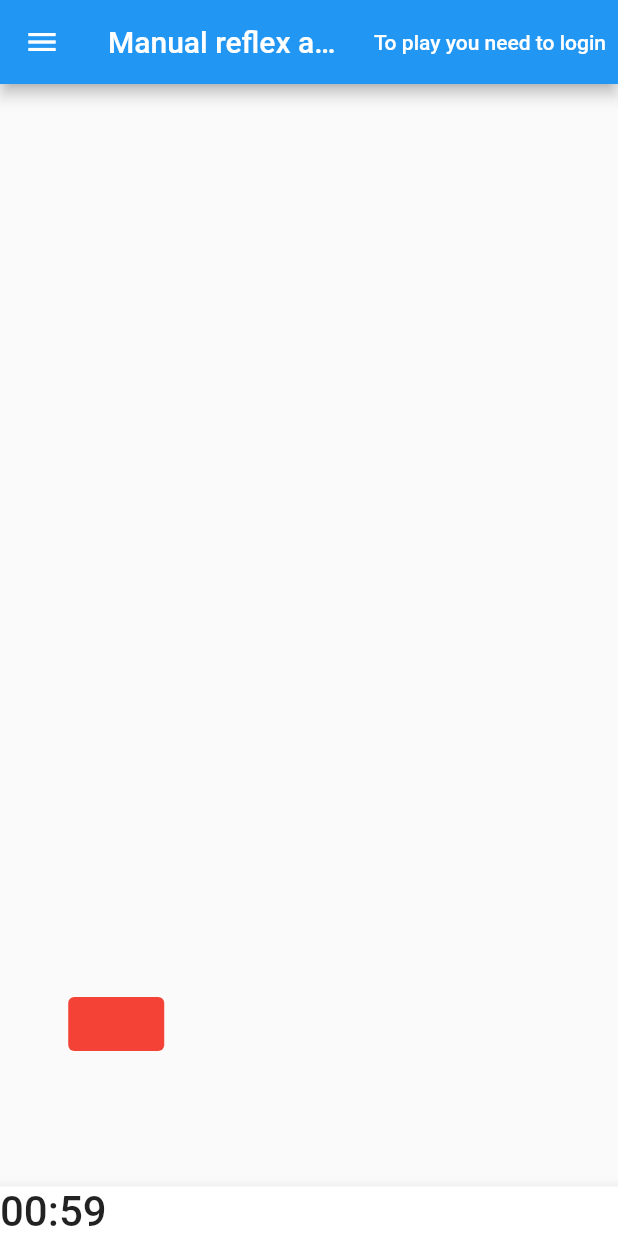
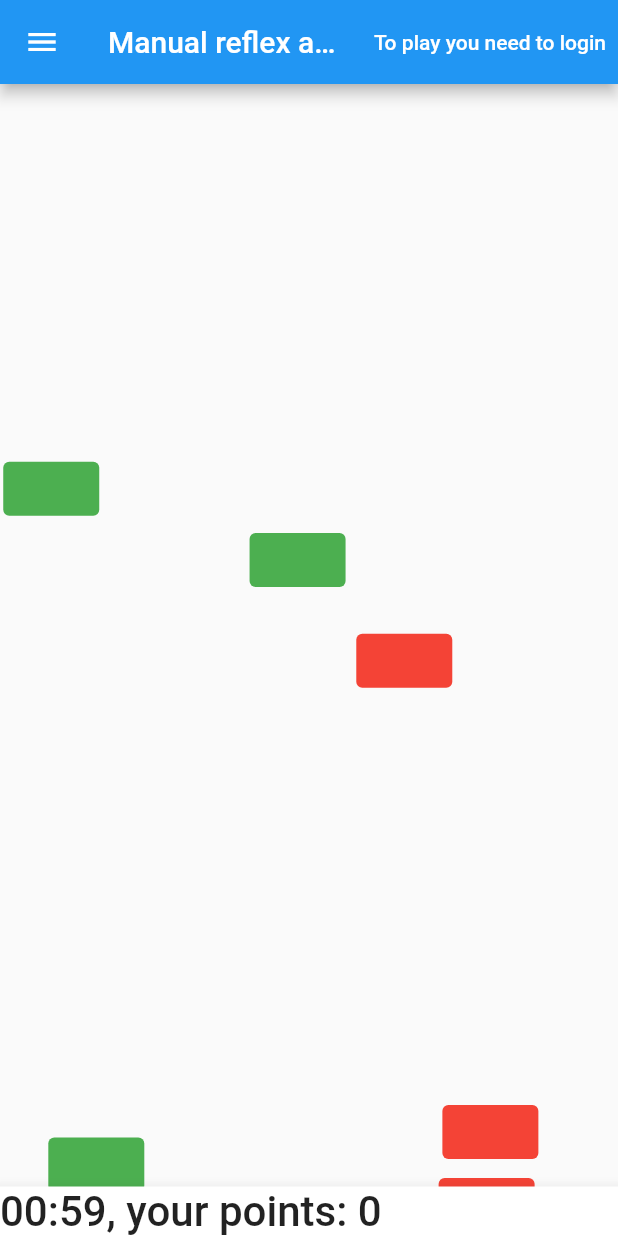
Before and after one commit to mmskl/aplikacje-mobilne-30900147, a Flutter app: the screen it shows after launch, after a tap on "Start game", on a phone screen of 412 x 824 dp. Run offline on Flutter 3.47's test engine with Material 2 defaults, Android fonts, the phone set to English and light mode, and no system bars.

Commit message:
Generate components randomly and sum the points

```diff
--- a/lib/main.dart
+++ b/lib/main.dart
@@ -98,10 +98,17 @@ class _GameState extends State<Game> {
   bool _is_game_playing = false;
   bool _is_logged_in = false;
   String _who_is_logged_in = 'anonymous';
+  int _points = 0;
+
+  int _minus_points = -5;
+  int _plus_points = 10;
 
 
+  Random _rng = Random();
   Timer? _timer;
   Duration _playTime = Duration(seconds: 60);
+
+  List<Widget> _positioned = [];
 
   void startTimer() {
     _timer =
@@ -112,10 +119,57 @@ class _GameState extends State<Game> {
   }
   void resetTimer() {
     stopTimer();
-    setState(() => _playTime = Duration(days: 5));
+    setState(() => _playTime = Duration(seconds: 60));
   }
 
+
+  Widget _getBlock(double w, double h, bool hasLuck) {
+    int pointsForUser = (hasLuck == true) ? _plus_points : _minus_points;
+    MaterialColor color = (hasLuck == true) ? Colors.green : Colors.red ;
+
+    var onBlockPressed = () { setState(() => _points = _points + pointsForUser); };
+
+
+    return Positioned(
+      top: h,
+      left: w,
+      child: TextButton(
+        child: Text('      '),
+        onPressed: () { onBlockPressed(); },
+        style: TextButton.styleFrom(
+          primary: color,
+          backgroundColor: color,
+          onSurface: color,
+        ),
+      ),
+    );
+  }
+
+
   void setCountDown() {
+
+
+    double height = (MediaQuery.of(context).size.height);
+    double width = (MediaQuery.of(context).size.width);
+
+    double wrand = _rng.nextDouble() * width;
+    double hrand = _rng.nextDouble() * height;
+
+
+    _positioned = [];
+
+    for( var i = 0 ; i <= 5; i++ ) {
+
+      double wrand = _rng.nextDouble() * width;
+      double hrand = _rng.nextDouble() * height;
+      bool luck = false;
+      if (_rng.nextDouble() > 0.51) {
+        luck = true;
+      }
+
+      _positioned.add(_getBlock(wrand, hrand, luck));
+    }
+
     final reduceSecondsBy = 1;
     setState(() {
       final seconds = _playTime.inSeconds - reduceSecondsBy;
@@ -125,6 +179,9 @@ class _GameState extends State<Game> {
         _playTime = Duration(seconds: seconds);
       }
     });
+
+    print("points: ${_points}");
+
   }
 
   @override
@@ -151,14 +208,12 @@ class _GameState extends State<Game> {
 
 
   // just min and sec
-  String _printDuration(Duration duration) {
+  String _printStatusBar(Duration duration) {
     String twoDigits(int n) => n.toString().padLeft(2, "0");
     String twoDigitMinutes = twoDigits(duration.inMinutes.remainder(60));
     String twoDigitSeconds = twoDigits(duration.inSeconds.remainder(60));
-    return "$twoDigitMinutes:$twoDigitSeconds";
+    return "${twoDigitMinutes}:${twoDigitSeconds}, your points: ${_points}";
   }
-
-
 
   @override
   Widget build(BuildContext context) {
@@ -179,9 +234,8 @@ class _GameState extends State<Game> {
     double height = (MediaQuery.of(context).size.height);
     double width = (MediaQuery.of(context).size.width);
 
-    var rng = Random();
-    double wrand = rng.nextDouble() * width;
-    double hrand = rng.nextDouble() * height;
+    double wrand = _rng.nextDouble() * width;
+    double hrand = _rng.nextDouble() * height;
 
 
     return Scaffold(
@@ -198,27 +252,13 @@ class _GameState extends State<Game> {
       drawer: NavDrawer(),
       body: Container(
         child: Stack(
-          children: [
-            Positioned(
-              top: hrand,
-              left: wrand,
-              child: TextButton(
-                child: Text('      '),
-                onPressed: () { print('Pressed'); },
-                style: TextButton.styleFrom(
-                         primary: Colors.red,
-                         backgroundColor: Colors.red,
-                         onSurface: Colors.red,
-                       ),
-              ),
-            ),
-          ]
+          children: _positioned
         )
       ),
       bottomNavigationBar: BottomAppBar(
         color: Colors.white,
         child: Container(
-          child: Text(_printDuration(_playTime),
+          child: Text(_printStatusBar(_playTime),
             style: TextStyle(
               fontSize: 28,
               fontWeight: FontWeight.w500),
```
